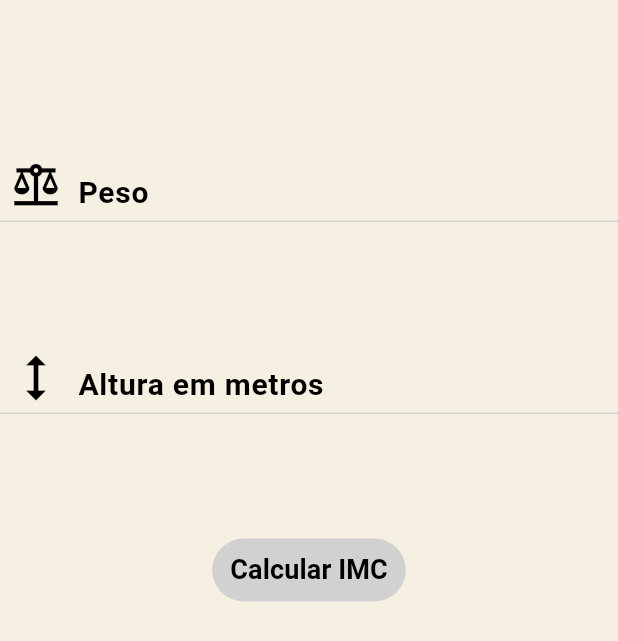
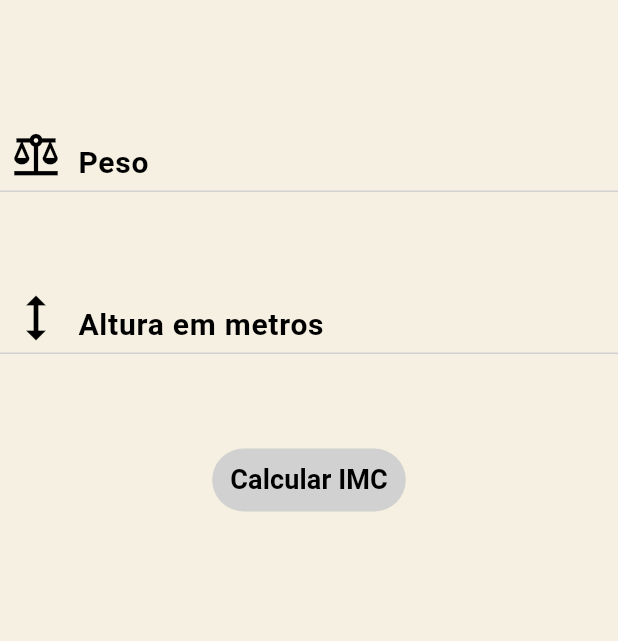
Before and after one commit to luizbahl/Calculadora_imc-flutter, a Flutter app: the screen it shows after launch, after a tap on "Clique aqui para calcular seu IMC", on a phone screen of 412 x 824 dp. Shown: the top 641 px of the screen. Run offline on Flutter 3.47's test engine with Material 3 defaults, Android fonts, the phone set to English and light mode, and no system bars; our stand-ins replace google_fonts, hive_flutter; accounts and stored records are empty; Roboto replaces fonts that are missing (Amita, Lugrasimo).

Commit message:
Aplicando locais para armazenamento de dos dados

```diff
--- a/lib/main.dart
+++ b/lib/main.dart
@@ -1,7 +1,11 @@
 import 'package:flutter/material.dart';
+import 'package:hive_flutter/hive_flutter.dart';
 
 import 'my_app.dart';
 
-void main() {
+void main() async{
+  WidgetsFlutterBinding.ensureInitialized();
+  await Hive.initFlutter();
+  await Hive.openBox('imcBox');
   runApp(const MyApp());
 }
--- a/lib/pages/calcula_imc.dart
+++ b/lib/pages/calcula_imc.dart
@@ -59,14 +59,14 @@ class _CalculaImcState extends State<CalculaImc> {
             child: Column(
               children: [
                 const SizedBox(
-                  height: 100,
+                  height: 80,
                 ),
                 TextField(
                   style: GoogleFonts.amita(
                     fontSize: 20,
                     fontWeight: FontWeight.w700,
                   ),
-                  controller: pesoController, // arrumar adicionar variável
+                  controller: pesoController,
                   onChanged: (value) {},
                   decoration: const InputDecoration(
                       contentPadding: EdgeInsets.only(bottom: 2, top: 13),
@@ -86,14 +86,14 @@ class _CalculaImcState extends State<CalculaImc> {
                       )),
                 ),
                 const SizedBox(
-                  height: 80,
+                  height: 60,
                 ),
                 TextField(
                   style: GoogleFonts.amita(
                     fontSize: 20,
                     fontWeight: FontWeight.w700,
                   ),
-                  controller: alturaController, // arrumar adicionar variável
+                  controller: alturaController,
                   onChanged: (value) {},
                   decoration: const InputDecoration(
                       contentPadding: EdgeInsets.only(bottom: 2, top: 13),
@@ -112,7 +112,7 @@ class _CalculaImcState extends State<CalculaImc> {
                         size: 40,
                       )),
                 ),
-                const SizedBox(height: 80),
+                const SizedBox(height: 60),
                 TextButton(
                   style: const ButtonStyle(
                       backgroundColor: MaterialStatePropertyAll(
@@ -129,7 +129,7 @@ class _CalculaImcState extends State<CalculaImc> {
                         fontWeight: FontWeight.w600),
                   ),
                 ),
-                const SizedBox(height: 60),
+                const SizedBox(height: 50),
                 Text(
                   resultado,
                   style: const TextStyle(
@@ -140,7 +140,13 @@ class _CalculaImcState extends State<CalculaImc> {
                   grauObesidade,
                   style: const TextStyle(
                       fontSize: 20, fontWeight: FontWeight.w700),
-                )
+                ),
+                const SizedBox(height: 50),
+                Text("$resultado  $grauObesidade"),
+                Text("$resultado  $grauObesidade"),
+                Text("$resultado  $grauObesidade"),
+                Text("$resultado  $grauObesidade"),
+                Text("$resultado  $grauObesidade"),
               ],
             ),
           ),
--- a/pubspec.yaml
+++ b/pubspec.yaml
@@ -31,6 +31,8 @@ dependencies:
   google_fonts: ^6.1.0
   flutter:
     sdk: flutter
+  hive: ^2.0.4
+  hive_flutter: ^1.1.0
 
 
   # The following adds the Cupertino Icons font to your application.
```
Also changed, not shown: pubspec.lock.
